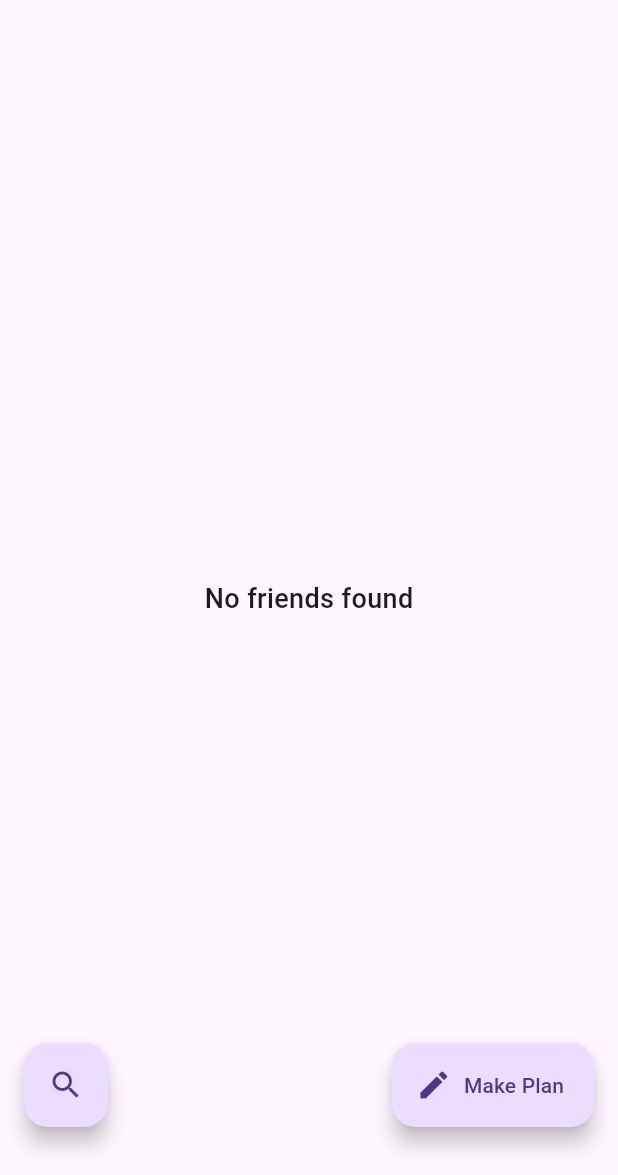
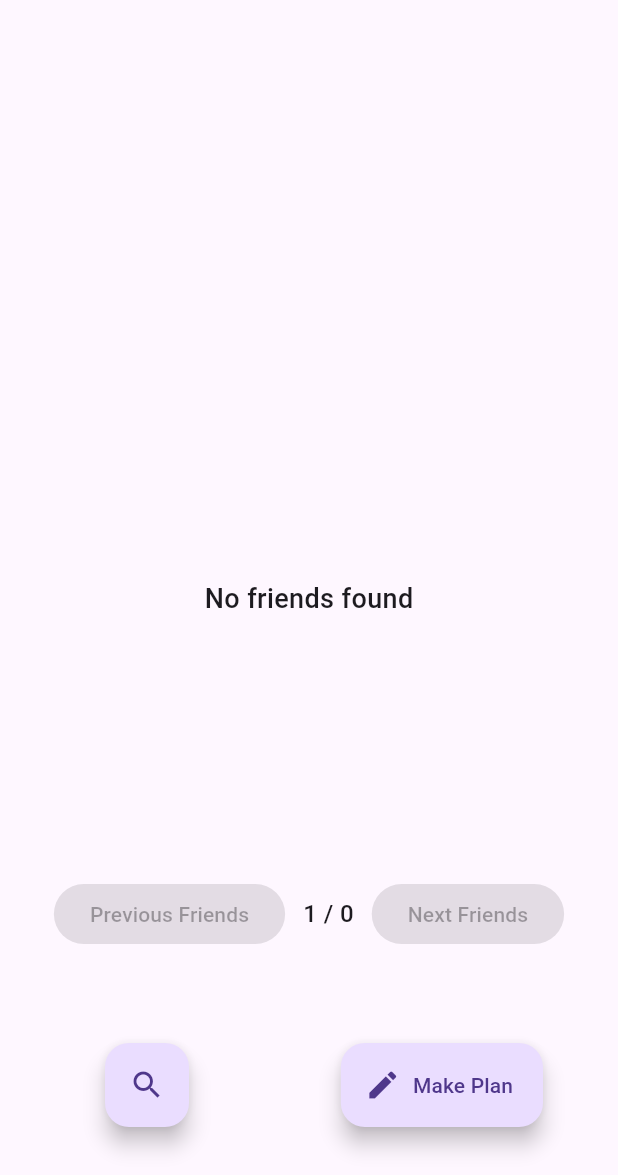
Before and after one commit to Atharv-iitr/Hangout-Planner-App, a Flutter app: the screen it shows once a user with an empty profile is signed in, on a phone screen of 412 x 824 dp, the part 61-1236 px from its top. Run offline on Flutter 3.47's test engine with Material 3 defaults, Android fonts, the phone set to English and light mode, and no system bars; our stand-ins replace cloud_firestore, firebase_auth, firebase_core; accounts and stored records are empty.

Commit message:
home done

```diff
--- a/lib/Pages/home.dart
+++ b/lib/Pages/home.dart
@@ -81,7 +81,7 @@ class HomePage extends StatelessWidget {
         children: <Widget>[
           Positioned(
             bottom: 16,
-            left: 16,
+            left: 70,
             child: FloatingActionButton(
               heroTag: "fab1",
               onPressed: () => Navigator.pushNamed(context, '/search'),
@@ -90,7 +90,7 @@ class HomePage extends StatelessWidget {
           ),
           Positioned(
             bottom: 16,
-            right: 16,
+            right: 50,
             child: FloatingActionButton.extended(
               heroTag: "fab2",
               onPressed: () => Navigator.pushNamed(context, '/makeplan'),
@@ -111,19 +111,40 @@ class FriendGraphWidget extends StatefulWidget {
   final String? title;
   final List<String> excludedUids;
 
-  const FriendGraphWidget({super.key, this.userUid, this.depth = 0, this.title, this.excludedUids = const []});
+  const FriendGraphWidget({
+    super.key,
+    this.userUid,
+    this.depth = 0,
+    this.title,
+    this.excludedUids = const [],
+  });
 
   @override
   State<FriendGraphWidget> createState() => _FriendGraphWidgetState();
 }
 
-class _FriendGraphWidgetState extends State<FriendGraphWidget> {
+class _FriendGraphWidgetState extends State<FriendGraphWidget>
+    with TickerProviderStateMixin {
   String centerName = 'You';
+  List<Map<String, String>> allFriends = [];
+  int currentPage = 0;
+  static const int friendsPerPage = 8;
+  late AnimationController _controller;
+  late Animation<double> _animation;
+
+  @override
+  void initState() {
+    super.initState();
+    _controller =
+        AnimationController(vsync: this, duration: const Duration(milliseconds: 400));
+    _animation = CurvedAnimation(parent: _controller, curve: Curves.easeInOut);
+  }
 
   Future<List<Map<String, String>>> _resolveUsernames(List<Map<String, String>> friends) async {
     List<Map<String, String>> resolved = [];
     for (var friend in friends) {
-      final doc = await FirebaseFirestore.instance.collection('users').doc(friend['uid']).get();
+      final doc =
+          await FirebaseFirestore.instance.collection('users').doc(friend['uid']).get();
       final username = doc.data()?['username'] ?? 'Unknown';
       resolved.add({'uid': friend['uid']!, 'username': username});
     }
@@ -142,10 +163,6 @@ class _FriendGraphWidgetState extends State<FriendGraphWidget> {
     return StreamBuilder<DocumentSnapshot>(
       stream: FirebaseFirestore.instance.collection('users').doc(uid).snapshots(),
       builder: (context, snapshot) {
-        if (snapshot.connectionState == ConnectionState.waiting) {
-          return const Center(child: CircularProgressIndicator());
-        }
-
         if (!snapshot.hasData || !snapshot.data!.exists) {
           return const Center(child: Text('No data available.'));
         }
@@ -157,7 +174,6 @@ class _FriendGraphWidgetState extends State<FriendGraphWidget> {
         centerName = username;
 
         final List<Map<String, String>> friends = [];
-
         for (final friend in friendsList) {
           if (friend is Map && friend.containsKey('uid')) {
             final friendUid = friend['uid'];
@@ -174,8 +190,64 @@ class _FriendGraphWidgetState extends State<FriendGraphWidget> {
               return const Center(child: CircularProgressIndicator());
             }
 
-            final resolvedFriends = friendSnapshot.data!;
-            return _buildGraph(context, resolvedFriends);
+            if (allFriends.isEmpty) {
+              allFriends = friendSnapshot.data!;
+              _controller.forward(from: 0);
+            }
+            final totalPages = (allFriends.length / friendsPerPage).ceil();
+
+            final startIndex = currentPage * friendsPerPage;
+            final endIndex =
+                min(startIndex + friendsPerPage, allFriends.length);
+            final currentFriends = allFriends.sublist(startIndex, endIndex);
+
+            return Stack(
+              children: [
+                Positioned.fill(
+                  child: FadeTransition(
+                    opacity: _animation,
+                    child: _buildGraph(context, currentFriends),
+                  ),
+                ),
+                Positioned(
+                  bottom: 150.0,
+                  left: 0,
+                  right: 0,
+                  child: Row(
+                    mainAxisAlignment: MainAxisAlignment.center,
+                    children: [
+                      ElevatedButton(
+                        onPressed: currentPage > 0
+                            ? () {
+                                setState(() {
+                                  currentPage--;
+                                  _controller.forward(from: 0);
+                                });
+                              }
+                            : null,
+                        child: const Text('Previous Friends'),
+                      ),
+                      const SizedBox(width: 12),
+                      Text('${currentPage + 1} / $totalPages',
+                          style: const TextStyle(
+                              fontSize: 16, fontWeight: FontWeight.w500)),
+                      const SizedBox(width: 12),
+                      ElevatedButton(
+                        onPressed: currentPage < totalPages - 1
+                            ? () {
+                                setState(() {
+                                  currentPage++;
+                                  _controller.forward(from: 0);
+                                });
+                              }
+                            : null,
+                        child: const Text('Next Friends'),
+                      ),
+                    ],
+                  ),
+                ),
+              ],
+            );
           },
         );
       },
@@ -220,7 +292,7 @@ class _FriendGraphWidgetState extends State<FriendGraphWidget> {
               top: center.dy - nodeRadius,
               width: nodeRadius * 2,
               height: nodeRadius * 2,
-              child: _buildNode(centerName, color: Colors.blueAccent),
+              child: _buildNode(centerName, color: const Color.fromARGB(255, 0, 3, 9)),
             ),
             for (int i = 0; i < friends.length; i++)
               Positioned(
@@ -231,19 +303,21 @@ class _FriendGraphWidgetState extends State<FriendGraphWidget> {
                 child: GestureDetector(
                   onTap: () {
                     if (widget.depth < 1) {
-                      final currentUserUid = FirebaseAuth.instance.currentUser?.uid ?? '';
+                      final currentUserUid =
+                          FirebaseAuth.instance.currentUser?.uid ?? '';
                       Navigator.push(
                         context,
                         MaterialPageRoute(
                           builder: (context) => Scaffold(
-                            appBar: AppBar(title: Text("${friends[i]['username']}'s Friends")),
+                            appBar: AppBar(
+                                title: Text("${friends[i]['username']}'s Friends")),
                             body: FriendGraphWidget(
                               userUid: friends[i]['uid'],
                               depth: widget.depth + 1,
                               title: friends[i]['username'],
                               excludedUids: [
                                 ...widget.excludedUids,
-                                ...friends.map((f) => f['uid']!),
+                                ...allFriends.map((f) => f['uid']!),
                                 currentUserUid,
                               ],
                             ),
@@ -252,13 +326,14 @@ class _FriendGraphWidgetState extends State<FriendGraphWidget> {
                       );
                     } else {
                       ScaffoldMessenger.of(context).showSnackBar(
-                        const SnackBar(content: Text("You can only view up to second-degree friends.")),
+                        const SnackBar(
+                            content: Text("You can only view up to second-degree friends.")),
                       );
                     }
                   },
                   child: _buildNode(
                     friends[i]['username'] ?? 'Unknown',
-                    color: widget.depth < 1 ? Colors.orangeAccent : Colors.grey,
+                    color: widget.depth < 1 ? const Color.fromARGB(255, 20, 66, 130) : Colors.grey,
                   ),
                 ),
               ),
@@ -289,6 +364,12 @@ class _FriendGraphWidgetState extends State<FriendGraphWidget> {
         ),
       ),
     );
+  }
+
+  @override
+  void dispose() {
+    _controller.dispose();
+    super.dispose();
   }
 }
 
```
Also changed, not shown: lib/Pages/first_deg.dart (+19 -27 lines).
